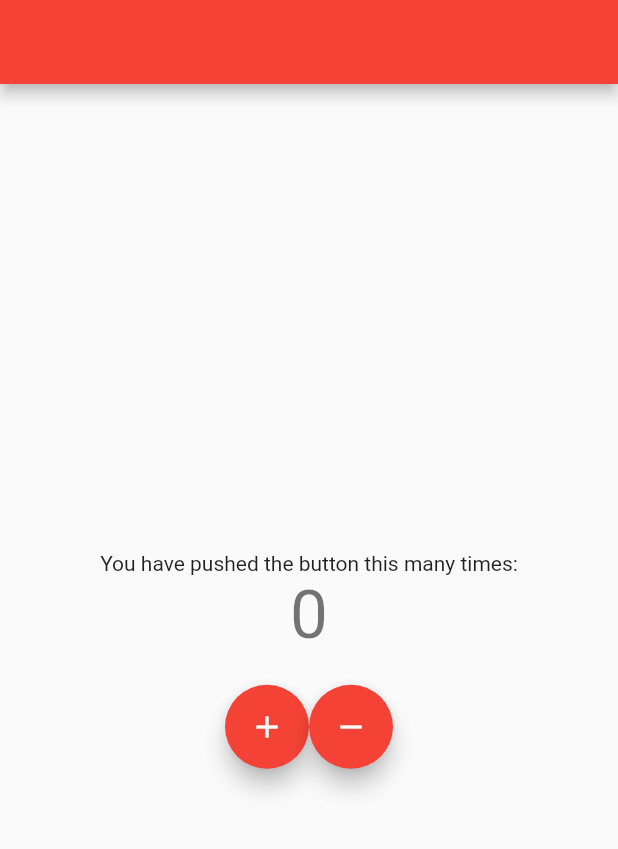
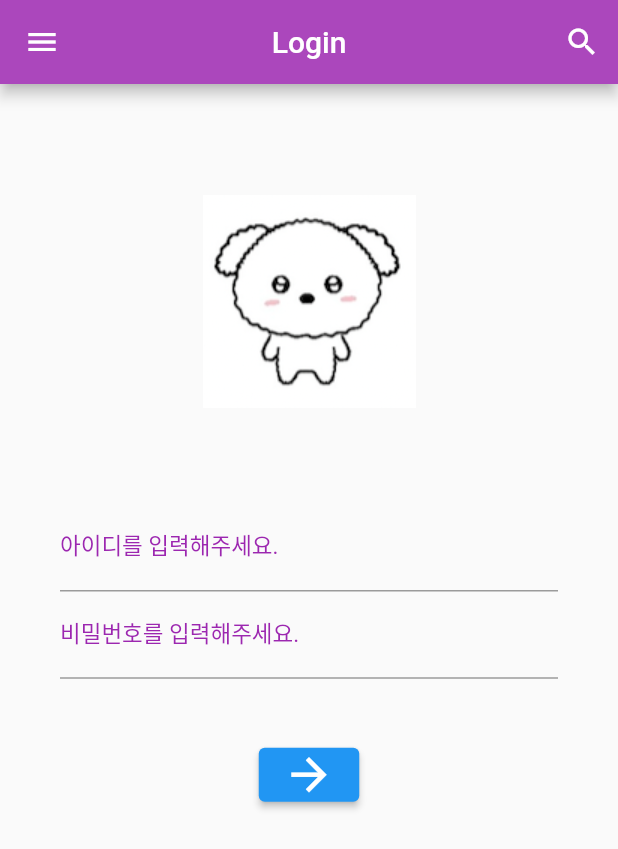
Before and after one commit to jyp90/App-TIL-Flutter, a Flutter app: the screen it shows after launch, on a phone screen of 412 x 824 dp. Shown: the top 849 px of the screen. Run offline on Flutter 3.47's test engine with Material 2 defaults, Android fonts, the phone set to English and light mode, and no system bars.

Commit message:
feat: 로그인 페이지 적용

```diff
--- /dev/null
+++ b/lib/components/comp.dart
@@ -0,0 +1,33 @@
+import 'package:flutter/material.dart';
+
+TextField getIdLabel() {
+  return const TextField(
+    decoration:
+    InputDecoration(labelText: '아이디를 입력해주세요.'),
+    keyboardType: TextInputType.emailAddress,
+  );
+}
+
+TextField getPasswordLabel() {
+  return const TextField(
+    decoration:
+    InputDecoration(labelText: '비밀번호를 입력해주세요.'),
+    keyboardType: TextInputType.text,
+    obscureText: true,
+  );
+}
+
+ButtonTheme getNextStepButton() {
+  return ButtonTheme(
+    minWidth: 100.0,
+    height: 50.0,
+    child: ElevatedButton(
+      child: const Icon(
+        Icons.arrow_forward,
+        color: Colors.white,
+        size: 35.0,
+      ),
+      onPressed: () {},
+    ),
+  );
+}
--- /dev/null
+++ b/lib/components/images.dart
@@ -0,0 +1,9 @@
+import 'package:flutter/material.dart';
+
+Image getImage(String path) {
+  return Image(
+    image: AssetImage(path),
+    width: 170.0,
+    height: 190.0,
+  );
+}
--- a/lib/main.dart
+++ b/lib/main.dart
@@ -1,58 +1,17 @@
 import 'package:flutter/material.dart';
+import 'pages/login.dart';
 
-void main() => runApp(MyApp());
+void main() => runApp(const MyApp());
 
-class MyApp extends StatefulWidget {
-  @override
-  State<StatefulWidget> createState() {
-    return MyAppState();
-  }
-}
+class MyApp extends StatelessWidget {
+  const MyApp({super.key});
 
-// Widget 은 기본적으로 상속하면 immutable (불변)
-class MyAppState extends State<MyApp> { // 통상 Stateful widget 을 만들때는 stateless 이름 뒤에 State 를 붙임
-  int counter = 0;
   @override
   Widget build(BuildContext context) {
-    return MaterialApp(
-      theme: ThemeData(
-        primarySwatch: Colors.red,
-      ),
-      home: Scaffold(
-        appBar: AppBar(),
-        body: Center(
-          child: Column(
-            mainAxisAlignment: MainAxisAlignment.center,
-            children: [
-              Text('You have pushed the button this many times:'),
-              Text('$counter',
-                style: Theme.of(context).textTheme.displaySmall,),
-              SizedBox(height: 20,),
-              Row(
-                mainAxisAlignment: MainAxisAlignment.center,
-                children: [
-                  FloatingActionButton(
-                    child: Icon(Icons.add),
-                    onPressed: (){
-                      setState(() {
-                        counter++;
-                      });
-                    },
-                  ),
-                  FloatingActionButton(
-                    child: Icon(Icons.remove),
-                    onPressed: (){
-                      setState(() {
-                        counter--;
-                      });
-                    },
-                  )
-                ],
-              )
-            ],
-          ),
-        ),
-      ),
+    return const MaterialApp(
+      debugShowCheckedModeBanner: false,
+      title: 'Login page',
+      home: LogIn(),
     );
   }
 }
--- /dev/null
+++ b/lib/pages/appbar.dart
@@ -0,0 +1,15 @@
+import 'package:flutter/material.dart';
+
+AppBar getAppBar(String title, var primaryColor) {
+  var defaultColor = Colors.purple[400];
+  primaryColor = primaryColor ?? defaultColor;
+  return AppBar(
+    title: Text(title),
+    backgroundColor: primaryColor,
+    centerTitle: true,
+    leading: IconButton(icon: const Icon(Icons.menu), onPressed: () {}),
+    actions: <Widget>[
+      IconButton(icon: const Icon(Icons.search), onPressed: () {})
+    ],
+  );
+}
--- /dev/null
+++ b/lib/pages/login.dart
@@ -0,0 +1,43 @@
+import 'package:flutrain/components/images.dart';
+import 'package:flutrain/pages/appbar.dart';
+import 'package:flutrain/pages/login_theme.dart';
+import 'package:flutter/material.dart';
+import '../components/comp.dart';
+
+class LogIn extends StatelessWidget {
+  const LogIn({super.key});
+
+  @override
+  Widget build(BuildContext context) {
+    var primary = Colors.purple[400];
+
+    return Scaffold(
+        appBar: getAppBar('Login', primary),
+        body: SingleChildScrollView(
+          child: Column(
+            children: [
+              const Padding(
+                padding: EdgeInsets.only(top: 50),
+              ),
+              Center(
+                  child: getImage('assets/vely.png')
+              ),
+              Form(
+                  child: Theme(
+                      data: getAppTheme(primary),
+                      child: Container(
+                        padding: const EdgeInsets.all(40.0),
+                        child: Column(
+                          children: [
+                            getIdLabel(),
+                            getPasswordLabel(),
+                            const SizedBox(height: 40.0),
+                            getNextStepButton(),
+                          ],
+                        ),
+                      )))
+            ],
+          ),
+        ));
+  }
+}
--- /dev/null
+++ b/lib/pages/login_theme.dart
@@ -0,0 +1,12 @@
+import 'package:flutter/material.dart';
+
+ThemeData getAppTheme(var primaryColor) {
+  var defaultColor = Colors.purple[400];
+  primaryColor = primaryColor ?? defaultColor;
+  return ThemeData(
+      primaryColor: primaryColor,
+      inputDecorationTheme: const InputDecorationTheme(
+          labelStyle: TextStyle(
+              color: Colors.purple, fontSize: 15.0))
+  );
+}
--- a/pubspec.yaml
+++ b/pubspec.yaml
@@ -66,6 +66,7 @@ flutter:
      - assets/choco2.jpeg
      - assets/choco-sleep.jpeg
      - assets/choco_img.jpg
+     - image/
 
 
   # An image asset can refer to one or more resolution-specific "variants", see
```
Also changed, not shown: image/chef.gif (added), image/dice1.png (added), image/dice2.png (added), image/dice3.png (added), image/dice4.png (added), image/dice5.png (added), image/dice6.png (added).
